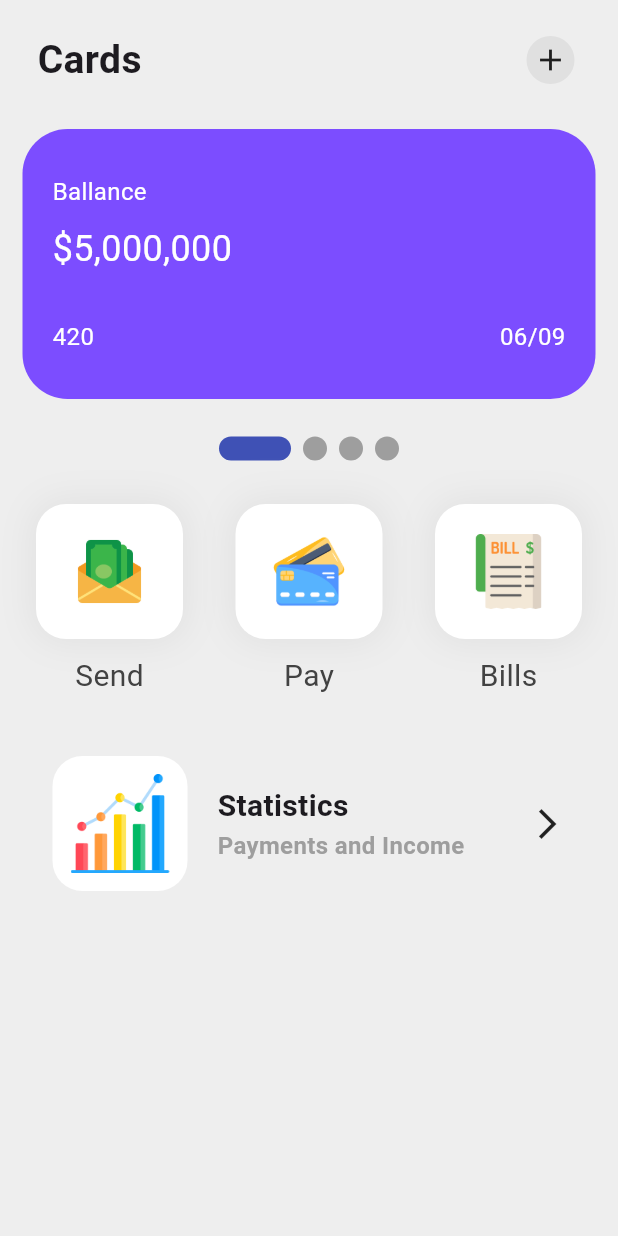
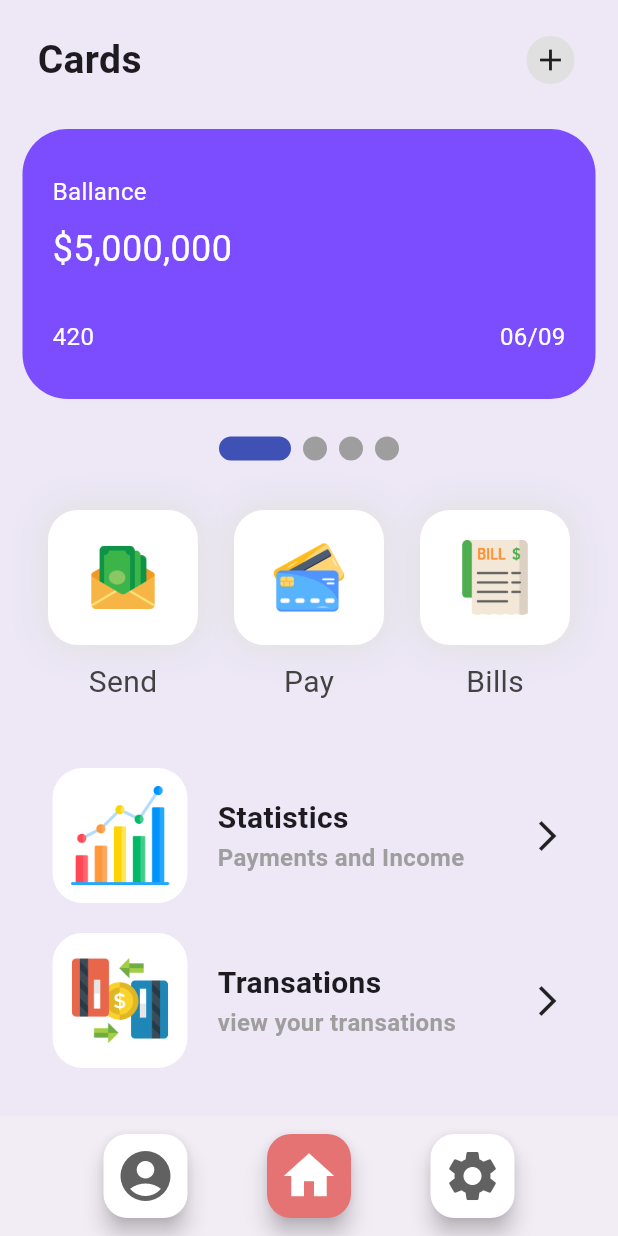
Before and after one commit to GeekyChunk/flutter-bills-example, a Flutter app: the screen it shows after launch, on a phone screen of 412 x 824 dp. Run offline on Flutter 3.47's test engine with Material 2 defaults, Android fonts, the phone set to English and light mode, and no system bars; drawn by our look-alikes of smooth_page_indicator.

Commit message:
Done ui of homepage

```diff
--- a/lib/pages/home.dart
+++ b/lib/pages/home.dart
@@ -1,5 +1,6 @@
 import 'package:flutter/material.dart';
 import 'package:niceapp/widgets/action_item.dart';
+import 'package:niceapp/widgets/bottom_bar.dart';
 import 'package:niceapp/widgets/item_card.dart';
 import 'package:niceapp/widgets/list_item.dart';
 import 'package:smooth_page_indicator/smooth_page_indicator.dart';
@@ -12,7 +13,8 @@ class HomePage extends StatelessWidget {
   @override
   Widget build(BuildContext context) {
     return Scaffold(
-      backgroundColor: Colors.grey.shade200,
+      bottomNavigationBar: const BottomBar(),
+      backgroundColor: Colors.deepPurple.shade50,
       body: SafeArea(
           child: SingleChildScrollView(
         scrollDirection: Axis.vertical,
@@ -31,7 +33,7 @@ class HomePage extends StatelessWidget {
                     borderRadius: BorderRadius.circular(100),
                     onTap: () {},
                     child: Padding(
-                        padding: EdgeInsets.all(4),
+                        padding: const EdgeInsets.all(4),
                         child: Container(
                           padding: const EdgeInsets.all(4),
                           decoration: BoxDecoration(
@@ -86,31 +88,42 @@ class HomePage extends StatelessWidget {
             const Padding(
               padding: EdgeInsets.symmetric(horizontal: 20),
               child: Row(
-                mainAxisAlignment: MainAxisAlignment.spaceBetween,
+                mainAxisAlignment: MainAxisAlignment.center,
                 children: [
-                  ActionItem(
+                  Flexible(
+                      fit: FlexFit.tight,
+                      child: ActionItem(
                         title: "Send",
                         iconImage: "assets/icons/send_money.png",
-                  ),
-                  ActionItem(
+                      )),
+                  Flexible(
+                      fit: FlexFit.tight,
+                      child: ActionItem(
                         title: "Pay",
                         iconImage: "assets/icons/credit_card.png",
-                  ),
-                  ActionItem(
+                      )),
+                  Flexible(
+                      fit: FlexFit.tight,
+                      child: ActionItem(
                         title: "Bills",
                         iconImage: "assets/icons/bills.png",
-                  ),
+                      ))
                 ],
               ),
             ),
             const Padding(
-              padding: const EdgeInsets.all(25),
+              padding: EdgeInsets.all(25),
               child: Column(
                 children: [
                   ListItem(
                     title: "Statistics",
                     subTitle: "Payments and Income",
                     icon: "assets/icons/statistics.png",
+                  ),
+                  ListItem(
+                    title: "Transations",
+                    subTitle: "view your transations",
+                    icon: "assets/icons/transactions.png",
                   ),
                 ],
               ),
--- a/lib/widgets/action_item.dart
+++ b/lib/widgets/action_item.dart
@@ -19,11 +19,12 @@ class ActionItem extends StatelessWidget {
       borderRadius: BorderRadius.circular(20),
       onTap: () {},
       child: Padding(
-        padding: const EdgeInsets.symmetric(horizontal: 4, vertical: 4),
+        padding: const EdgeInsets.symmetric(horizontal: 4, vertical: 8),
         child: Column(
           children: [
             Container(
               height: 90,
+              width: 100,
               padding: const EdgeInsets.symmetric(vertical: 20, horizontal: 24),
               decoration: BoxDecoration(
                 color: Colors.white,
--- /dev/null
+++ b/lib/widgets/bottom_bar.dart
@@ -0,0 +1,31 @@
+import 'package:flutter/material.dart';
+
+class BottomBar extends StatelessWidget {
+  const BottomBar({super.key});
+
+  @override
+  Widget build(BuildContext context) {
+    return BottomAppBar(
+        child: Row(
+      mainAxisAlignment: MainAxisAlignment.spaceEvenly,
+      children: [
+        FloatingActionButton(
+          onPressed: () {},
+          backgroundColor: Colors.white,
+          child:
+              Icon(Icons.account_circle, size: 40, color: Colors.grey.shade700),
+        ),
+        FloatingActionButton(
+          onPressed: () {},
+          backgroundColor: Colors.red.shade300,
+          child: const Icon(Icons.home, size: 40, color: Colors.white),
+        ),
+        FloatingActionButton(
+          onPressed: () {},
+          backgroundColor: Colors.white,
+          child: Icon(Icons.settings, size: 40, color: Colors.grey.shade700),
+        ),
+      ],
+    ));
+  }
+}
```
Also changed, not shown: assets/icons/transactions.png (added). Lines whose indentation alone changed are shown as unchanged.
